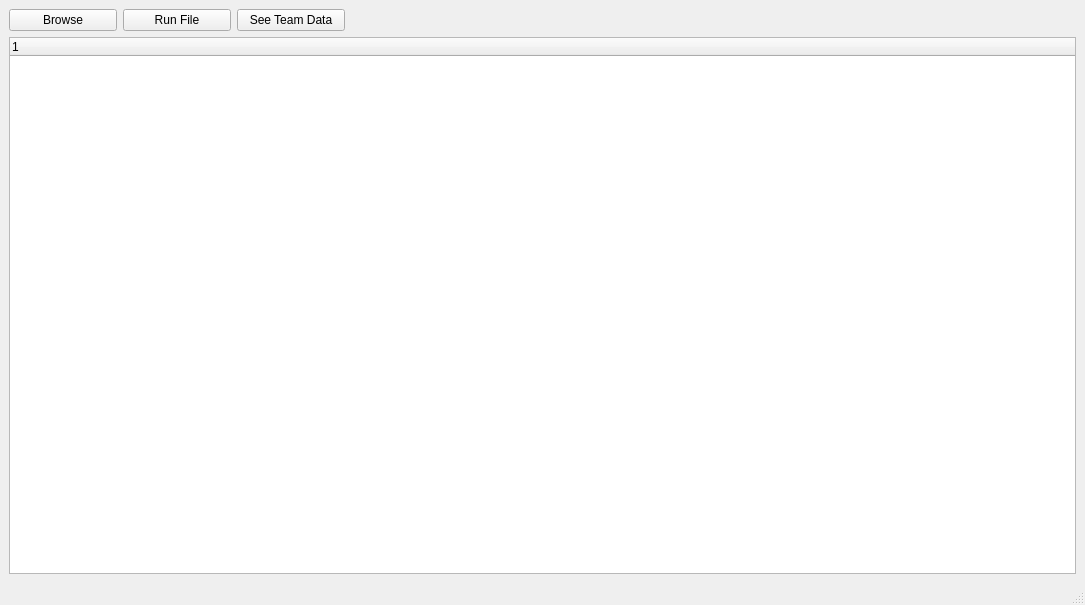
First picture: the form in app/gui/main.ui, repository T6nisValk/saunamaraton, before the edit.
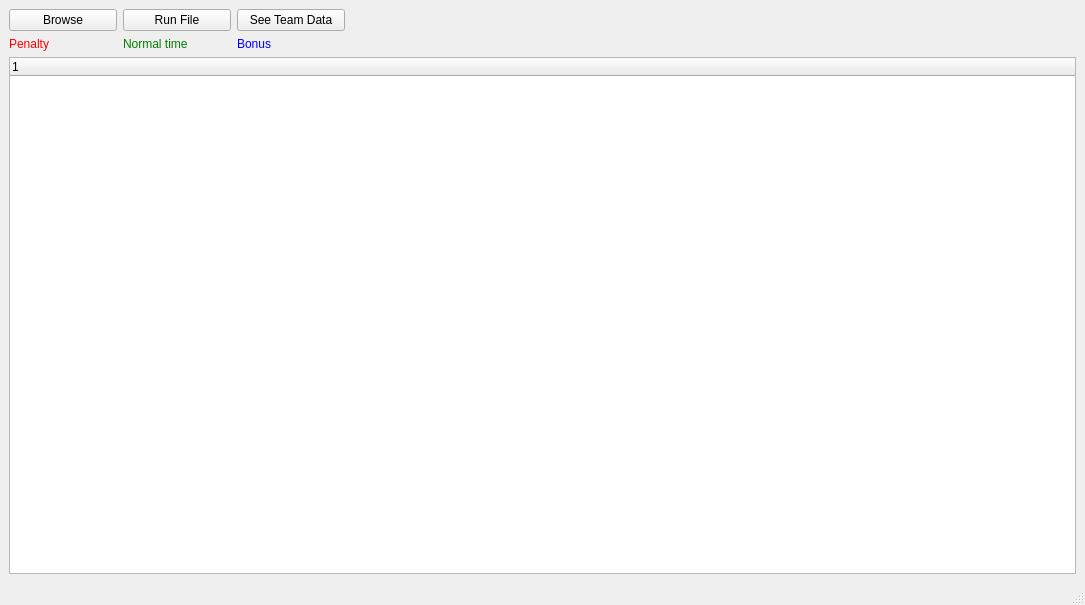
Second picture: the form after the edit.

Patch:
```diff
--- a/app/gui/main.ui
+++ b/app/gui/main.ui
@@ -20,22 +20,6 @@
   </property>
   <widget class="QWidget" name="centralwidget">
    <layout class="QGridLayout" name="gridLayout">
-    <item row="1" column="0" colspan="5">
-     <widget class="QTreeWidget" name="result_list"/>
-    </item>
-    <item row="0" column="0">
-     <widget class="QPushButton" name="browse_btn">
-      <property name="sizePolicy">
-       <sizepolicy hsizetype="Fixed" vsizetype="Fixed">
-        <horstretch>0</horstretch>
-        <verstretch>0</verstretch>
-       </sizepolicy>
-      </property>
-      <property name="text">
-       <string>Browse</string>
-      </property>
-     </widget>
-    </item>
     <item row="0" column="1">
      <widget class="QPushButton" name="run_btn">
       <property name="sizePolicy">
@@ -49,6 +33,28 @@
       </property>
      </widget>
     </item>
+    <item row="0" column="0">
+     <widget class="QPushButton" name="browse_btn">
+      <property name="sizePolicy">
+       <sizepolicy hsizetype="Fixed" vsizetype="Fixed">
+        <horstretch>0</horstretch>
+        <verstretch>0</verstretch>
+       </sizepolicy>
+      </property>
+      <property name="text">
+       <string>Browse</string>
+      </property>
+     </widget>
+    </item>
+    <item row="2" column="0" colspan="5">
+     <widget class="QTreeWidget" name="result_list">
+      <column>
+       <property name="text">
+        <string notr="true">1</string>
+       </property>
+      </column>
+     </widget>
+    </item>
     <item row="0" column="2">
      <widget class="QPushButton" name="team_data_btn">
       <property name="sizePolicy">
@@ -69,6 +75,42 @@
       </property>
      </widget>
     </item>
+    <item row="1" column="0">
+     <widget class="QLabel" name="penalty_lbl">
+      <property name="styleSheet">
+       <string notr="true">QLabel{
+color:red;
+}</string>
+      </property>
+      <property name="text">
+       <string>Penalty</string>
+      </property>
+     </widget>
+    </item>
+    <item row="1" column="1">
+     <widget class="QLabel" name="normal_lbl">
+      <property name="styleSheet">
+       <string notr="true">QLabel{
+color:green;
+}</string>
+      </property>
+      <property name="text">
+       <string>Normal time</string>
+      </property>
+     </widget>
+    </item>
+    <item row="1" column="2">
+     <widget class="QLabel" name="label_3">
+      <property name="styleSheet">
+       <string notr="true">QLabel{
+color:blue;
+}</string>
+      </property>
+      <property name="text">
+       <string>Bonus</string>
+      </property>
+     </widget>
+    </item>
    </layout>
   </widget>
   <widget class="QStatusBar" name="statusbar"/>
```
